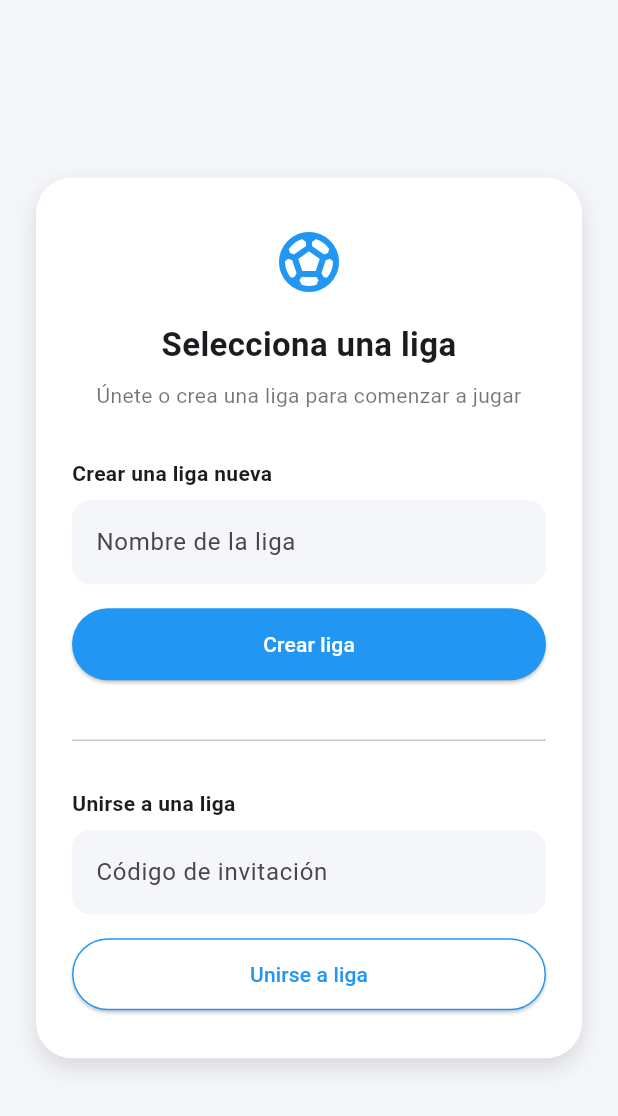
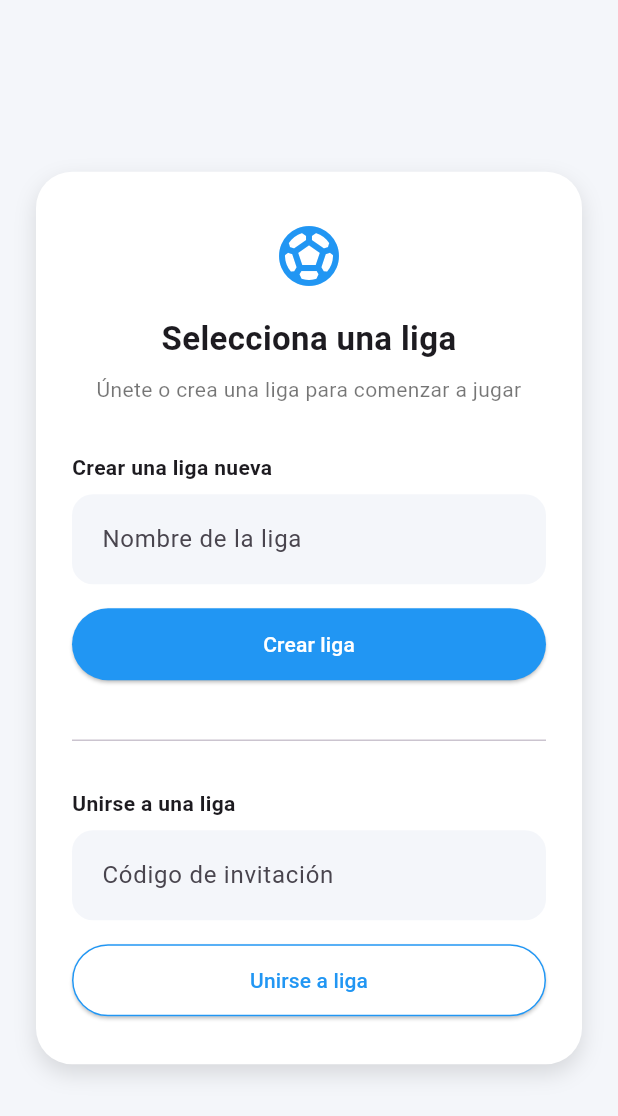
Before and after one commit to ingRodriguezSelvi/futmatch_frontend, a Flutter app: the LeagueSelectionScreen screen opened by its route, on a phone screen of 412 x 824 dp. Shown: the top 1116 px of the screen. Run offline on Flutter 3.47's test engine with Material 3 defaults, Android fonts, the phone set to English and light mode, and no system bars; our stand-ins replace bloc, equatable, flutter_bloc, get_it, sqflite, table_calendar; accounts and stored records are empty.

Commit message:
Add reusable UI components

```diff
--- /dev/null
+++ b/lib/core/styles/app_colors.dart
@@ -0,0 +1,8 @@
+import 'package:flutter/material.dart';
+
+class AppColors {
+  static const Color primary = Colors.blue;
+  static const Color accent = Color(0xFF26EC77);
+  static const Color background = Color(0xFFF4F6FA);
+  static const Color inputFill = Color(0xFFF4F6FA);
+}
--- a/lib/core/styles/input_decoration.dart
+++ b/lib/core/styles/input_decoration.dart
@@ -1,10 +1,11 @@
 import 'package:flutter/material.dart';
+import 'app_colors.dart';
 
 InputDecoration customInputDecoration(String placeholder) {
   return InputDecoration(
     hintText: placeholder,
     filled: true,
-    fillColor: const Color(0xFFF5F7FC),
+    fillColor: AppColors.inputFill,
     contentPadding: const EdgeInsets.symmetric(horizontal: 16, vertical: 18),
     border: OutlineInputBorder(
       borderRadius: BorderRadius.circular(14),
--- a/lib/core/widgets/circle_logo.dart
+++ b/lib/core/widgets/circle_logo.dart
@@ -1,4 +1,5 @@
 import 'package:flutter/material.dart';
+import '../styles/app_colors.dart';
 
 class CircleLogo extends StatelessWidget {
   final double size;
@@ -14,7 +15,7 @@ class CircleLogo extends StatelessWidget {
       padding: const EdgeInsets.all(16),
       decoration: const BoxDecoration(
         shape: BoxShape.circle,
-        color: Color(0xFFF5F7FC),
+        color: AppColors.inputFill,
       ),
       child: Image.asset(assetPath),
     );
--- /dev/null
+++ b/lib/core/widgets/fut_button.dart
@@ -0,0 +1,48 @@
+import 'package:flutter/material.dart';
+
+import '../styles/app_colors.dart';
+
+class FutButton extends StatelessWidget {
+  final String text;
+  final VoidCallback? onPressed;
+  final bool loading;
+  final String? loadingText;
+  final Color color;
+  final Color textColor;
+  final Color? borderColor;
+
+  const FutButton({
+    super.key,
+    required this.text,
+    required this.onPressed,
+    this.loading = false,
+    this.loadingText,
+    this.color = AppColors.primary,
+    this.textColor = Colors.white,
+    this.borderColor,
+  });
+
+  @override
+  Widget build(BuildContext context) {
+    return SizedBox(
+      width: double.infinity,
+      child: ElevatedButton(
+        style: ElevatedButton.styleFrom(
+          backgroundColor: color,
+          minimumSize: const Size.fromHeight(48),
+          shape: RoundedRectangleBorder(
+            borderRadius: BorderRadius.circular(24),
+            side: borderColor != null
+                ? BorderSide(color: borderColor!)
+                : BorderSide.none,
+          ),
+        ),
+        onPressed: loading ? null : onPressed,
+        child: Text(
+          loading ? (loadingText ?? text) : text,
+          style: TextStyle(color: textColor),
+        ),
+      ),
+    );
+  }
+}
--- a/lib/features/app_context/ui/screens/league_selection_screen.dart
+++ b/lib/features/app_context/ui/screens/league_selection_screen.dart
@@ -2,6 +2,9 @@ import 'package:flutter/material.dart';
 import 'package:flutter_bloc/flutter_bloc.dart';
 
 import '../../../../core/di.dart';
+import '../../../../core/styles/app_colors.dart';
+import '../../../../core/styles/input_decoration.dart';
+import '../../../../core/widgets/fut_button.dart';
 import '../../../leagues/ui/blocs/leagues_bloc/leagues_bloc.dart';
 
 class LeagueSelectionScreen extends StatelessWidget {
@@ -12,9 +15,6 @@ class LeagueSelectionScreen extends StatelessWidget {
     final codeCtrl = TextEditingController();
     final nameCtrl = TextEditingController();
 
-    final primaryColor = Colors.blue;
-    final accentColor = const Color(0xFF26EC77);
-    final backgroundColor = const Color(0xFFF4F6FA);
 
     return BlocProvider(
       create: (_) => sl<LeaguesBloc>(),
@@ -32,7 +32,7 @@ class LeagueSelectionScreen extends StatelessWidget {
           final loading = state is LeaguesLoading;
 
           return Scaffold(
-            backgroundColor: backgroundColor,
+            backgroundColor: AppColors.background,
             body: SafeArea(
               child: Center(
                 child: SingleChildScrollView(
@@ -79,33 +79,19 @@ class LeagueSelectionScreen extends StatelessWidget {
                         const SizedBox(height: 8),
                         TextField(
                           controller: nameCtrl,
-                          decoration: InputDecoration(
-                            hintText: 'Nombre de la liga',
-                            filled: true,
-                            fillColor: const Color(0xFFF4F6FA),
-                            border: OutlineInputBorder(
-                              borderRadius: BorderRadius.circular(12),
-                              borderSide: BorderSide.none,
-                            ),
-                          ),
+                          decoration:
+                              customInputDecoration('Nombre de la liga'),
                         ),
                         const SizedBox(height: 16),
-                        ElevatedButton(
-                          style: ElevatedButton.styleFrom(
-                            backgroundColor: primaryColor,
-                            minimumSize: const Size.fromHeight(48),
-                            shape: RoundedRectangleBorder(
-                              borderRadius: BorderRadius.circular(24),
-                            ),
-                          ),
-                          onPressed: loading
-                              ? null
-                              : () {
+                        FutButton(
+                          text: 'Crear liga',
+                          loadingText: 'Creando...',
+                          loading: loading,
+                          onPressed: () {
                             context.read<LeaguesBloc>().add(
                               CreateLeagueRequested(nameCtrl.text),
                             );
                           },
-                          child: Text(loading ? 'Creando...' : 'Crear liga',style: TextStyle(color: Colors.white),),
                         ),
 
                         const SizedBox(height: 32),
@@ -120,34 +106,22 @@ class LeagueSelectionScreen extends StatelessWidget {
                         const SizedBox(height: 8),
                         TextField(
                           controller: codeCtrl,
-                          decoration: InputDecoration(
-                            hintText: 'Código de invitación',
-                            filled: true,
-                            fillColor: const Color(0xFFF4F6FA),
-                            border: OutlineInputBorder(
-                              borderRadius: BorderRadius.circular(12),
-                              borderSide: BorderSide.none,
-                            ),
-                          ),
+                          decoration:
+                              customInputDecoration('Código de invitación'),
                         ),
                         const SizedBox(height: 16),
-                        ElevatedButton(
-                          style: ElevatedButton.styleFrom(
-                            backgroundColor: Colors.white,
-                            minimumSize: const Size.fromHeight(48),
-                            shape: RoundedRectangleBorder(
-                              borderRadius: BorderRadius.circular(24),
-                              side: BorderSide(color: primaryColor, width: 1),
-                            ),
-                          ),
-                          onPressed: loading
-                              ? null
-                              : () {
+                        FutButton(
+                          text: 'Unirse a liga',
+                          loadingText: 'Uniendo...',
+                          loading: loading,
+                          color: Colors.white,
+                          borderColor: AppColors.primary,
+                          textColor: AppColors.primary,
+                          onPressed: () {
                             context.read<LeaguesBloc>().add(
                               JoinLeagueRequested(codeCtrl.text),
                             );
                           },
-                          child: Text(loading ? 'Uniendo...' : 'Unirse a liga',style: TextStyle(color: primaryColor),),
                         ),
 
 
--- a/lib/features/auth/ui/screens/login_screen.dart
+++ b/lib/features/auth/ui/screens/login_screen.dart
@@ -1,6 +1,7 @@
 import 'package:flutter/material.dart';
 import 'package:flutter_bloc/flutter_bloc.dart';
 import 'package:futmatch_frontend/core/di.dart';
+import 'package:futmatch_frontend/core/styles/app_colors.dart';
 import 'package:futmatch_frontend/core/styles/input_decoration.dart';
 import 'package:futmatch_frontend/core/widgets/circle_logo.dart';
 import 'package:futmatch_frontend/core/widgets/gradient_button.dart';
@@ -19,7 +20,7 @@ class LoginScreen extends StatelessWidget {
     final theme = Theme.of(context);
 
     return Scaffold(
-      backgroundColor: const Color(0xFFF4F6FA),
+      backgroundColor: AppColors.background,
       body: BlocProvider(
         create: (_) => sl<AuthBloc>(),
         child: Builder(
```
